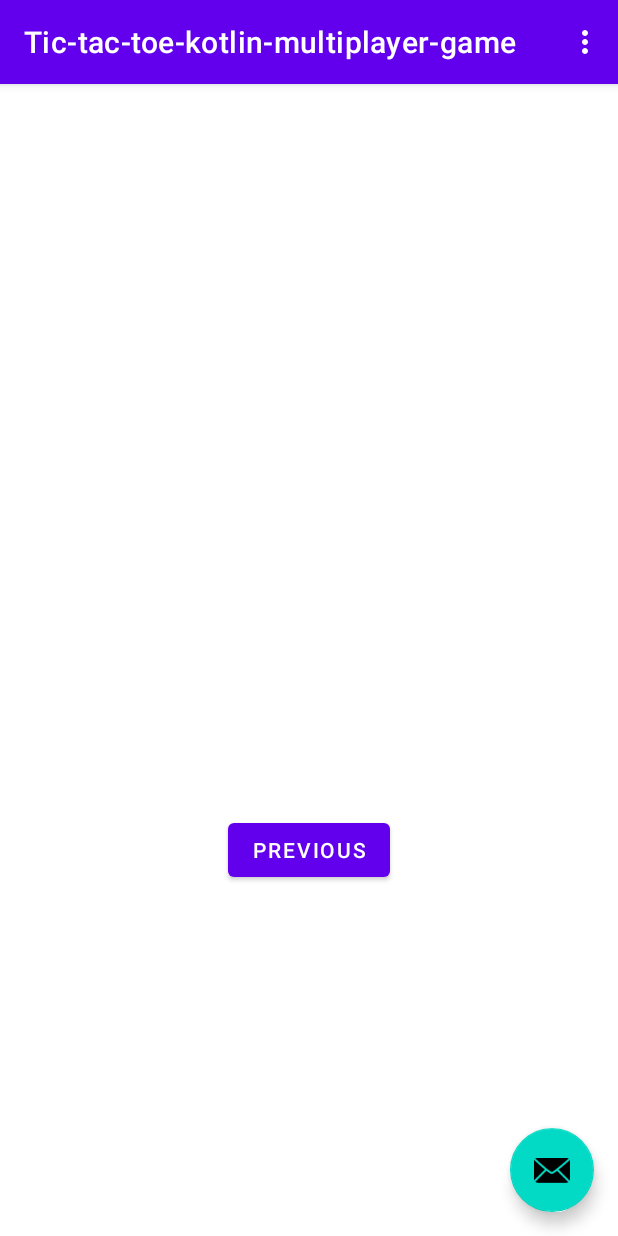
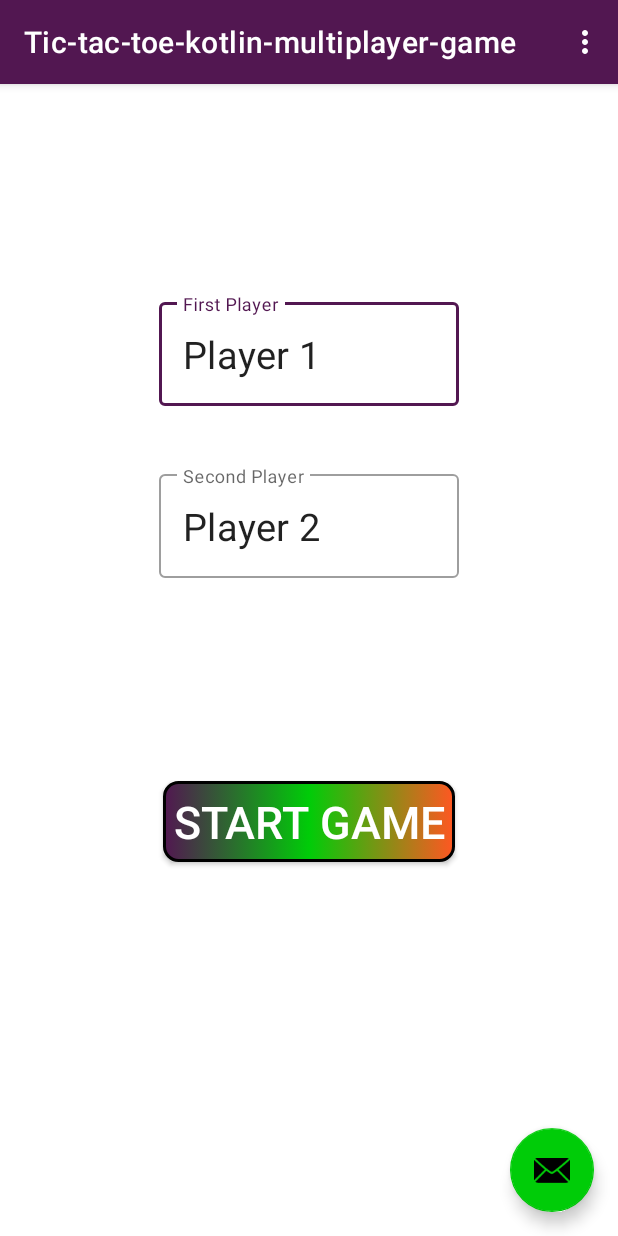
Before and after one commit to edo-edo/tic-tac-toe-kotlin-multiplayer-game, an Android app: the MultiPlayerActivity screen opened directly, with no data from a screen before it, on a phone screen of 412 x 824 dp. Run offline under Robolectric (Android 15) with nearby library versions, the phone set to English and light mode, and no system bars.

Commit message:
Add Editable player names

```diff
--- a/app/src/main/java/com/example/tic_tac_toe_kotlin_multiplayer_game/ui/multiPlayer/SecondFragment.kt
+++ /dev/null
@@ -1,32 +0,0 @@
-package com.example.tic_tac_toe_kotlin_multiplayer_game.ui.multiPlayer
-
-import android.os.Bundle
-import androidx.fragment.app.Fragment
-import android.view.LayoutInflater
-import android.view.View
-import android.view.ViewGroup
-import android.widget.Button
-import androidx.navigation.fragment.findNavController
-import com.example.tic_tac_toe_kotlin_multiplayer_game.R
-
-/**
- * A simple [Fragment] subclass as the second destination in the navigation.
- */
-class SecondFragment : Fragment() {
-
-    override fun onCreateView(
-            inflater: LayoutInflater, container: ViewGroup?,
-            savedInstanceState: Bundle?
-    ): View? {
-        // Inflate the layout for this fragment
-        return inflater.inflate(R.layout.fragment_second, container, false)
-    }
-
-    override fun onViewCreated(view: View, savedInstanceState: Bundle?) {
-        super.onViewCreated(view, savedInstanceState)
-
-        view.findViewById<Button>(R.id.button_second).setOnClickListener {
-            findNavController().navigate(R.id.action_SecondFragment_to_FirstFragment)
-        }
-    }
-}
--- /dev/null
+++ b/app/src/main/java/com/example/tic_tac_toe_kotlin_multiplayer_game/ui/multiPlayer/StarGameLocalMultiPlayerFragment.kt
@@ -0,0 +1,39 @@
+package com.example.tic_tac_toe_kotlin_multiplayer_game.ui.multiPlayer
+
+import android.os.Bundle
+import androidx.fragment.app.Fragment
+import android.view.LayoutInflater
+import android.view.View
+import android.view.ViewGroup
+import android.widget.Button
+import android.widget.EditText
+import androidx.navigation.fragment.findNavController
+import com.example.tic_tac_toe_kotlin_multiplayer_game.R
+import com.example.tic_tac_toe_kotlin_multiplayer_game.extensions.myCustomSnackbar
+
+/**
+ * A simple [Fragment] subclass as the second destination in the navigation.
+ */
+class StarGameLocalMultiPlayerFragment : Fragment(R.layout.fragment_star_game_local_multi_player) {
+
+
+    override fun onViewCreated(view: View, savedInstanceState: Bundle?) {
+        super.onViewCreated(view, savedInstanceState)
+        val fistPlayerName = view.findViewById<EditText>(R.id.fist_player_name)
+        val secondPlayerName = view.findViewById<EditText>(R.id.second_player_name)
+
+
+        view.findViewById<Button>(R.id.button_second).setOnClickListener {
+            if (fistPlayerName.text.isNotEmpty() && secondPlayerName.text.isNotEmpty()) {
+
+                val bundle = Bundle()
+                bundle.putString("fistPlayerName", fistPlayerName.text.toString())
+                bundle.putString("secondPlayerName", secondPlayerName.text.toString())
+
+                findNavController().navigate(R.id.action_SecondFragment_to_FirstFragment,bundle)
+            } else {
+                it.myCustomSnackbar("please fill out this fields")
+            }
+        }
+    }
+}
--- a/app/src/main/res/drawable/button.xml
+++ b/app/src/main/res/drawable/button.xml
@@ -5,12 +5,10 @@
         android:state_enabled="false"
         android:drawable="@drawable/button_disabled" />
     <item
-        android:state_pressed="true"
-        android:state_enabled="true"
+        android:state_pressed="false"
         android:drawable="@drawable/button_pressed" />
     <item
-        android:state_focused="true"
-        android:state_enabled="true"
+        android:state_pressed="true"
         android:drawable="@drawable/button_focused" />
     <item
         android:state_enabled="true"
--- a/app/src/main/res/drawable/button_pressed.xml
+++ b/app/src/main/res/drawable/button_pressed.xml
@@ -1,15 +1,15 @@
 <shape xmlns:android="http://schemas.android.com/apk/res/android" android:shape="rectangle">
     <gradient
-        android:startColor="#0000CC"
-        android:centerColor="#00CCFF"
-        android:endColor="#0000CC"
-        android:angle="90"/>
+        android:startColor="@color/orange"
+        android:centerColor="@color/green"
+        android:endColor="@color/purple"
+        android:angle="180"/>
     <padding android:left="7dp"
         android:top="7dp"
         android:right="7dp"
         android:bottom="7dp" />
     <stroke
         android:width="2dip"
-        android:color="#FFFFFF" />
-    <corners android:radius= "8dp" />
+        android:color="@color/black" />
+    <corners android:radius= "9dp" />
 </shape>
--- a/app/src/main/res/layout/activity_start_game.xml
+++ b/app/src/main/res/layout/activity_start_game.xml
@@ -14,6 +14,8 @@
         android:layout_marginBottom="40dp"
         android:text="@string/new_game"
         android:textSize="29sp"
+        android:textColor="@color/purple"
+        android:backgroundTint="@color/green"
         app:layout_constraintBottom_toBottomOf="parent"
         app:layout_constraintEnd_toEndOf="parent"
         app:layout_constraintStart_toStartOf="parent"
@@ -26,6 +28,7 @@
         android:layout_marginTop="40dp"
         android:text="@string/multiplayer"
         android:textSize="29sp"
+        android:backgroundTint="@color/orange"
         app:layout_constraintEnd_toEndOf="parent"
         app:layout_constraintStart_toStartOf="parent"
         app:layout_constraintTop_toBottomOf="@+id/new_Game_Button" />
@@ -37,6 +40,8 @@
         android:layout_marginTop="40dp"
         android:text="@string/themes"
         android:textSize="29sp"
+        android:textColor="@color/green"
+        android:backgroundTint="@color/purple"
         app:layout_constraintEnd_toEndOf="parent"
         app:layout_constraintStart_toStartOf="parent"
         app:layout_constraintTop_toBottomOf="@+id/multiPlayer_Button" />
--- a/app/src/main/res/layout/fragment_offline_player.xml
+++ b/app/src/main/res/layout/fragment_offline_player.xml
@@ -26,7 +26,7 @@
             android:id="@+id/offline_player_first"
             android:layout_width="wrap_content"
             android:layout_height="wrap_content"
-            android:text="first"
+            tools:text="first"
             android:textStyle="bold"
             android:layout_marginStart="30dp"
             android:textSize="20sp"
@@ -37,7 +37,7 @@
             android:layout_height="wrap_content"
             android:layout_marginStart="30dp"
             android:textStyle="bold"
-            android:text="second"
+            tools:text="second"
             android:textSize="20sp" />
 
     </LinearLayout>
--- a/app/src/main/res/layout/fragment_second.xml
+++ /dev/null
@@ -1,27 +0,0 @@
-<?xml version="1.0" encoding="utf-8"?>
-<androidx.constraintlayout.widget.ConstraintLayout xmlns:android="http://schemas.android.com/apk/res/android"
-    xmlns:app="http://schemas.android.com/apk/res-auto"
-    xmlns:tools="http://schemas.android.com/tools"
-    android:layout_width="match_parent"
-    android:layout_height="match_parent"
-    tools:context=".ui.multiPlayer.SecondFragment">
-
-    <TextView
-        android:id="@+id/textview_second"
-        android:layout_width="wrap_content"
-        android:layout_height="wrap_content"
-        app:layout_constraintBottom_toTopOf="@id/button_second"
-        app:layout_constraintEnd_toEndOf="parent"
-        app:layout_constraintStart_toStartOf="parent"
-        app:layout_constraintTop_toTopOf="parent" />
-
-    <Button
-        android:id="@+id/button_second"
-        android:layout_width="wrap_content"
-        android:layout_height="wrap_content"
-        android:text="@string/previous"
-        app:layout_constraintBottom_toBottomOf="parent"
-        app:layout_constraintEnd_toEndOf="parent"
-        app:layout_constraintStart_toStartOf="parent"
-        app:layout_constraintTop_toBottomOf="@id/textview_second" />
-</androidx.constraintlayout.widget.ConstraintLayout>
--- /dev/null
+++ b/app/src/main/res/layout/fragment_star_game_local_multi_player.xml
@@ -0,0 +1,60 @@
+<?xml version="1.0" encoding="utf-8"?>
+<androidx.constraintlayout.widget.ConstraintLayout xmlns:android="http://schemas.android.com/apk/res/android"
+    xmlns:app="http://schemas.android.com/apk/res-auto"
+    xmlns:tools="http://schemas.android.com/tools"
+    android:layout_width="match_parent"
+    android:layout_height="match_parent"
+    tools:context=".ui.multiPlayer.StarGameLocalMultiPlayerFragment">
+
+    <com.google.android.material.textfield.TextInputLayout
+        android:id="@+id/textview_second2"
+        style="@style/Widget.MaterialComponents.TextInputLayout.OutlinedBox"
+        android:layout_width="wrap_content"
+        android:layout_height="wrap_content"
+        android:layout_marginTop="140dp"
+        app:layout_constraintEnd_toEndOf="parent"
+        app:layout_constraintStart_toStartOf="parent"
+        app:layout_constraintTop_toTopOf="parent">
+
+        <EditText
+            android:id="@+id/fist_player_name"
+            android:layout_width="200dp"
+            android:layout_height="wrap_content"
+            android:hint="@string/first_player"
+            android:text="@string/player_1"
+            android:textSize="25sp" />
+    </com.google.android.material.textfield.TextInputLayout>
+
+    <com.google.android.material.textfield.TextInputLayout
+        android:id="@+id/textview_second"
+        style="@style/Widget.MaterialComponents.TextInputLayout.OutlinedBox"
+        android:layout_width="wrap_content"
+        android:layout_height="wrap_content"
+        android:layout_marginTop="40dp"
+        app:layout_constraintEnd_toEndOf="parent"
+        app:layout_constraintStart_toStartOf="parent"
+        app:layout_constraintTop_toBottomOf="@+id/textview_second2">
+
+        <EditText
+            android:id="@+id/second_player_name"
+            android:layout_width="200dp"
+            android:layout_height="wrap_content"
+            android:hint="@string/second_player"
+            android:text="@string/player_2"
+            android:textSize="25sp" />
+    </com.google.android.material.textfield.TextInputLayout>
+
+
+    <androidx.appcompat.widget.AppCompatButton
+        android:id="@+id/button_second"
+        android:layout_width="wrap_content"
+        android:layout_height="wrap_content"
+        android:background="@drawable/button"
+        android:text="@string/start_game"
+        android:textColor="@color/white"
+        android:textSize="30sp"
+        app:layout_constraintBottom_toBottomOf="parent"
+        app:layout_constraintEnd_toEndOf="parent"
+        app:layout_constraintStart_toStartOf="parent"
+        app:layout_constraintTop_toBottomOf="@+id/textview_second2" />
+</androidx.constraintlayout.widget.ConstraintLayout>
--- a/app/src/main/res/navigation/nav_graph.xml
+++ b/app/src/main/res/navigation/nav_graph.xml
@@ -17,9 +17,9 @@
     </fragment>
     <fragment
         android:id="@+id/SecondFragment"
-        android:name="com.example.tic_tac_toe_kotlin_multiplayer_game.ui.multiPlayer.SecondFragment"
+        android:name="com.example.tic_tac_toe_kotlin_multiplayer_game.ui.multiPlayer.StarGameLocalMultiPlayerFragment"
         android:label="@string/second_fragment_label"
-        tools:layout="@layout/fragment_second">
+        tools:layout="@layout/fragment_star_game_local_multi_player">
 
         <action
             android:id="@+id/action_SecondFragment_to_FirstFragment"
--- a/app/src/main/res/values-night/themes.xml
+++ b/app/src/main/res/values-night/themes.xml
@@ -2,12 +2,12 @@
     <!-- Base application theme. -->
     <style name="Theme.Tictactoekotlinmultiplayergame" parent="Theme.MaterialComponents.DayNight.DarkActionBar">
         <!-- Primary brand color. -->
-        <item name="colorPrimary">@color/purple_200</item>
-        <item name="colorPrimaryVariant">@color/purple_700</item>
+        <item name="colorPrimary">@color/purple</item>
+        <item name="colorPrimaryVariant">@color/purple</item>
         <item name="colorOnPrimary">@color/black</item>
         <!-- Secondary brand color. -->
-        <item name="colorSecondary">@color/teal_200</item>
-        <item name="colorSecondaryVariant">@color/teal_200</item>
+        <item name="colorSecondary">@color/orange</item>
+        <item name="colorSecondaryVariant">@color/orange</item>
         <item name="colorOnSecondary">@color/black</item>
         <!-- Status bar color. -->
         <item name="android:statusBarColor" tools:targetApi="l">?attr/colorPrimaryVariant</item>
--- a/app/src/main/res/values/colors.xml
+++ b/app/src/main/res/values/colors.xml
@@ -1,10 +1,8 @@
 <?xml version="1.0" encoding="utf-8"?>
 <resources>
-    <color name="purple_200">#FFBB86FC</color>
-    <color name="purple_500">#FF6200EE</color>
-    <color name="purple_700">#FF3700B3</color>
-    <color name="teal_200">#FF03DAC5</color>
-    <color name="teal_700">#FF018786</color>
+    <color name="purple">#FF521751</color>
+    <color name="green">#00CC08</color>
+    <color name="orange">#FF5722</color>
     <color name="black">#FF000000</color>
     <color name="white">#FFFFFFFF</color>
 </resources>
--- a/app/src/main/res/values/strings.xml
+++ b/app/src/main/res/values/strings.xml
@@ -13,4 +13,9 @@
     <string name="new_game">NEW GAME</string>
     <string name="multiplayer">MULTIPLAYER</string>
     <string name="themes">THEMES</string>
+    <string name="player_1">Player 1</string>
+    <string name="first_player">First Player</string>
+    <string name="player_2">Player 2</string>
+    <string name="second_player">Second Player</string>
+    <string name="start_game">Start Game</string>
 </resources>
--- a/app/src/main/res/values/themes.xml
+++ b/app/src/main/res/values/themes.xml
@@ -2,12 +2,12 @@
     <!-- Base application theme. -->
     <style name="Theme.Tictactoekotlinmultiplayergame" parent="Theme.MaterialComponents.DayNight.DarkActionBar">
         <!-- Primary brand color. -->
-        <item name="colorPrimary">@color/purple_500</item>
-        <item name="colorPrimaryVariant">@color/purple_700</item>
+        <item name="colorPrimary">@color/purple</item>
+        <item name="colorPrimaryVariant">@color/purple</item>
         <item name="colorOnPrimary">@color/white</item>
         <!-- Secondary brand color. -->
-        <item name="colorSecondary">@color/teal_200</item>
-        <item name="colorSecondaryVariant">@color/teal_700</item>
+        <item name="colorSecondary">@color/green</item>
+        <item name="colorSecondaryVariant">@color/green</item>
         <item name="colorOnSecondary">@color/black</item>
         <!-- Status bar color. -->
         <item name="android:statusBarColor" tools:targetApi="l">?attr/colorPrimaryVariant</item>
```
Also changed, not shown: app/src/main/java/com/example/tic_tac_toe_kotlin_multiplayer_game/extensions/AllOthers.kt (added, +23 -0 lines), app/src/main/java/com/example/tic_tac_toe_kotlin_multiplayer_game/ui/multiPlayer/OfflinePlayer.kt (+38 -32 lines).
